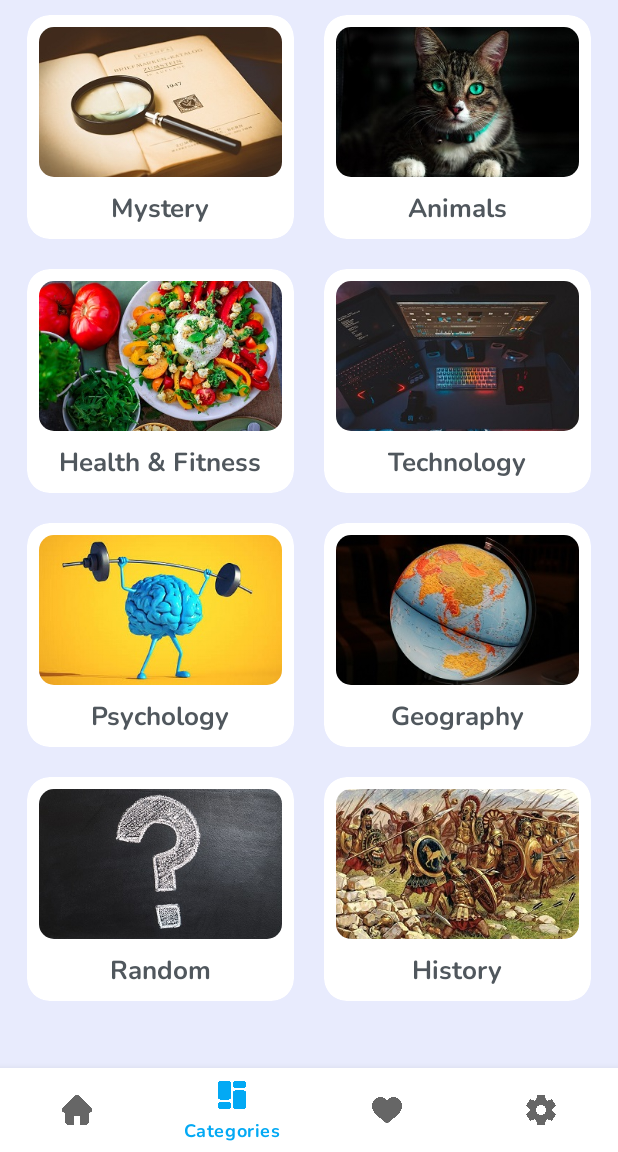
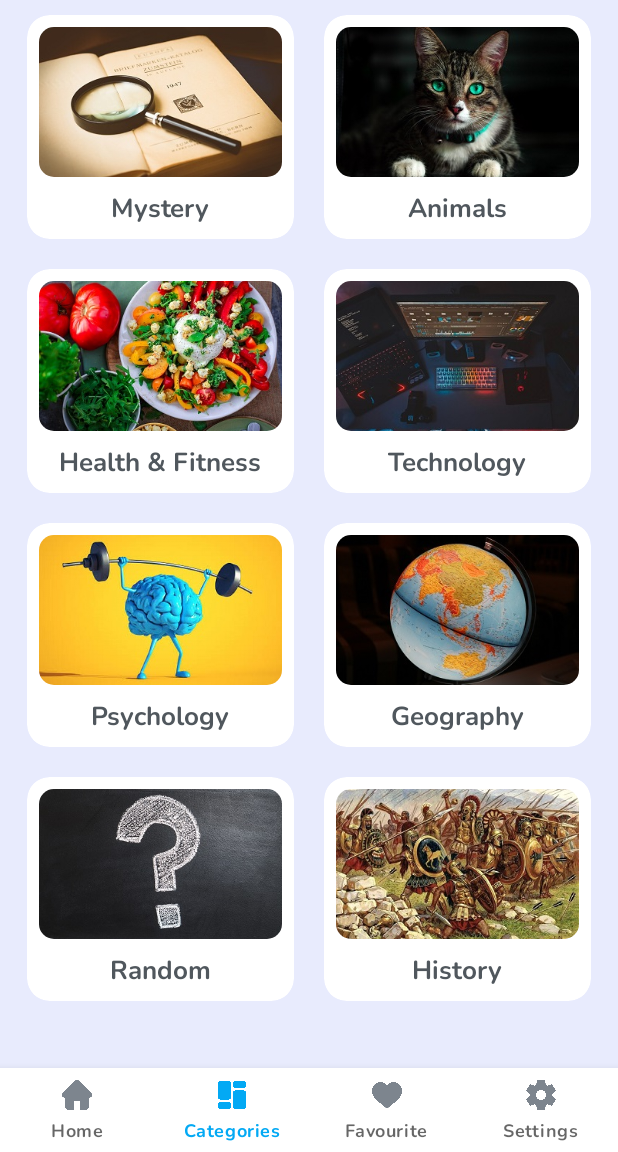
Before and after one commit to Nilsn1/HealthFacts, an Android app: the screen it shows after launch (HomeActivity), item 2 of the bottom bar chosen, on a phone screen of 412 x 824 dp, the part 84-1236 px from its top. Run offline under Robolectric (Android 15) with nearby library versions, the phone set to English and light mode, and no system bars; our stand-ins replace AdMob, Firebase (no records; nobody signed in at launch, a user with empty details on screens opened directly), Volley; pictures from the network do not load.

Commit message:
second Commit

```diff
--- /dev/null
+++ b/app/src/main/res/drawable/bottom_nav_selector.xml
@@ -0,0 +1,5 @@
+<?xml version="1.0" encoding="utf-8"?>
+<selector xmlns:android="http://schemas.android.com/apk/res/android">
+    <item android:color="@color/primary" android:state_checked="true"/>
+    <item android:color="@color/ic_color"/>
+</selector>
--- a/app/src/main/res/layout/activity_home.xml
+++ b/app/src/main/res/layout/activity_home.xml
@@ -55,6 +55,8 @@
         android:background="@color/card_background"
         android:theme="@style/BottomNavigationView"
         app:itemIconSize="20dp"
+        app:itemIconTint="@drawable/bottom_nav_selector"
+        app:labelVisibilityMode="labeled"
         app:layout_constraintBottom_toBottomOf="parent"
         app:menu="@menu/bottom_menu" />
 
--- a/app/src/main/res/values/themes.xml
+++ b/app/src/main/res/values/themes.xml
@@ -10,7 +10,8 @@
         <item name="colorSecondaryVariant">@color/primary</item>
         <item name="colorOnSecondary">@color/white</item>
         <!-- Status bar color. -->
-        <item name="android:statusBarColor" tools:targetApi="l">@color/black</item>
+        <item name="android:statusBarColor" tools:targetApi="l">@color/white</item>
+        <item name="android:windowLightStatusBar">true</item>
         <!-- Customize your theme here. -->
     </style>
 </resources>
```
Also changed, not shown: 671 other files.
